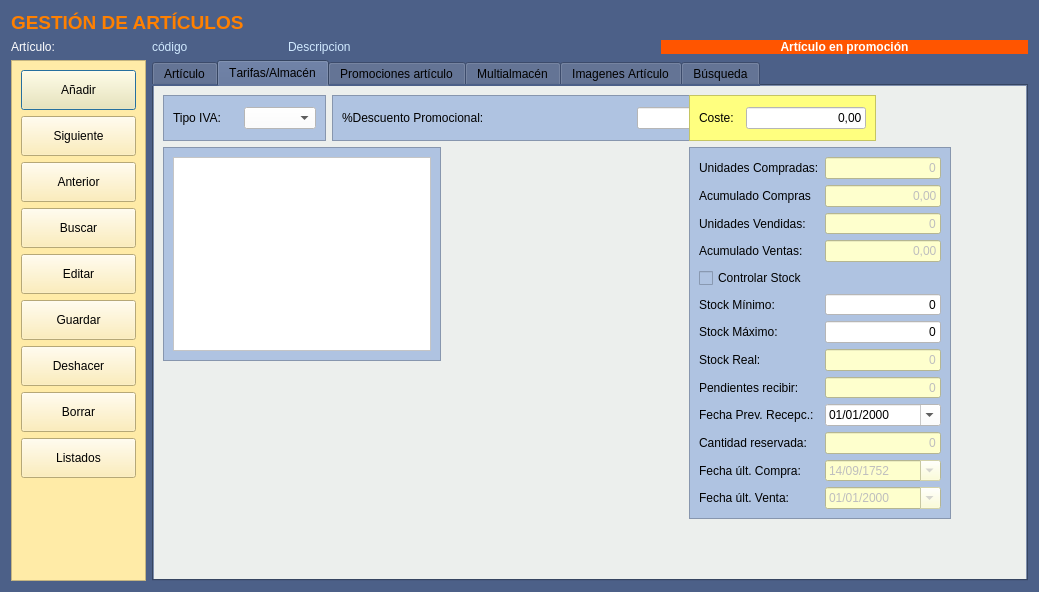
Before: the Qt Designer form Almacen/frmarticulos.ui in arcnexus/RedFoX, drawn with Qt 5.
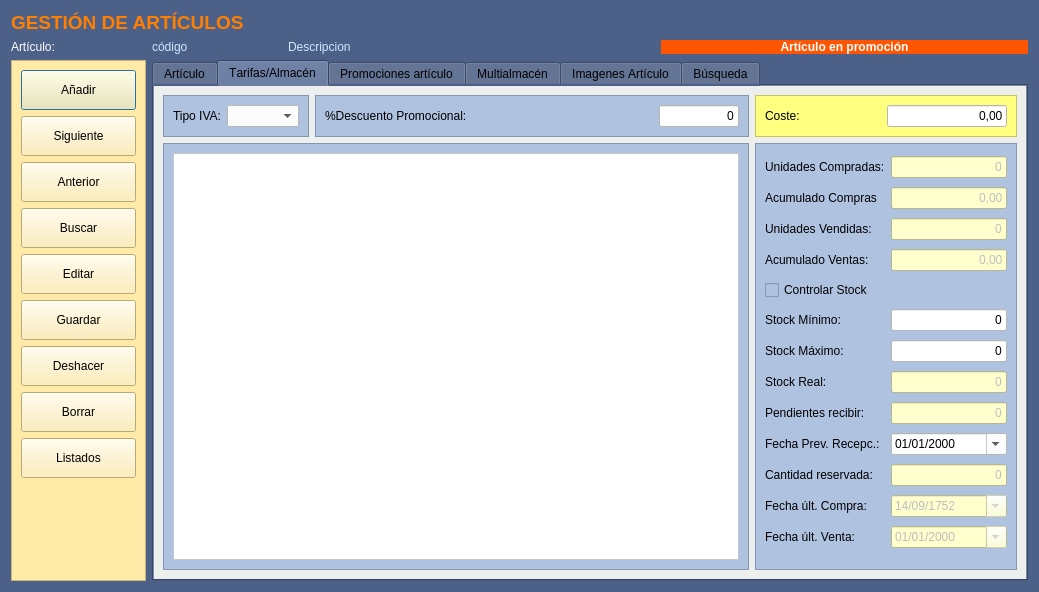
After: the same form once the commit is applied. The open tabs and pages were chosen to show the change. Icons and pictures are not drawn.

Commit message: Layout en articulos

Patch:
```diff
--- a/Almacen/frmarticulos.ui
+++ b/Almacen/frmarticulos.ui
@@ -1150,15 +1150,44 @@
       <attribute name="title">
        <string>Tarifas/Almacén</string>
       </attribute>
+      <layout class="QGridLayout" name="gridLayout_7">
+       <item row="0" column="0">
+        <widget class="QFrame" name="frame_4">
+         <property name="sizePolicy">
+          <sizepolicy hsizetype="Preferred" vsizetype="Fixed">
+           <horstretch>0</horstretch>
+           <verstretch>0</verstretch>
+          </sizepolicy>
+         </property>
+         <property name="styleSheet">
+          <string notr="true">background-color: rgb(175,195,225);</string>
+         </property>
+         <property name="frameShape">
+          <enum>QFrame::StyledPanel</enum>
+         </property>
+         <property name="frameShadow">
+          <enum>QFrame::Raised</enum>
+         </property>
+         <layout class="QGridLayout" name="gridLayout_2">
+          <item row="0" column="0">
+           <widget class="QLabel" name="label_19">
+            <property name="text">
+             <string>Tipo IVA:</string>
+            </property>
+           </widget>
+          </item>
+          <item row="0" column="1">
+           <widget class="QComboBox" name="cboTipoIVA">
+            <property name="styleSheet">
+             <string notr="true">background-color: rgb(255, 255, 255);</string>
+            </property>
+           </widget>
+          </item>
+         </layout>
+        </widget>
+       </item>
+       <item row="0" column="1">
       <widget class="QFrame" name="frame_5">
-       <property name="geometry">
-        <rect>
-         <x>178</x>
-         <y>9</y>
-         <width>395</width>
-         <height>46</height>
-        </rect>
-       </property>
        <property name="sizePolicy">
         <sizepolicy hsizetype="Preferred" vsizetype="Fixed">
          <horstretch>0</horstretch>
@@ -1209,15 +1238,116 @@
         </item>
        </layout>
       </widget>
+       </item>
+       <item row="0" column="2">
+        <widget class="QFrame" name="frame_7">
+         <property name="sizePolicy">
+          <sizepolicy hsizetype="Preferred" vsizetype="Fixed">
+           <horstretch>0</horstretch>
+           <verstretch>0</verstretch>
+          </sizepolicy>
+         </property>
+         <property name="minimumSize">
+          <size>
+           <width>180</width>
+           <height>0</height>
+          </size>
+         </property>
+         <property name="maximumSize">
+          <size>
+           <width>262</width>
+           <height>55</height>
+          </size>
+         </property>
+         <property name="autoFillBackground">
+          <bool>false</bool>
+         </property>
+         <property name="styleSheet">
+          <string notr="true">
+background-color: rgb(255, 255, 127);</string>
+         </property>
+         <property name="frameShape">
+          <enum>QFrame::StyledPanel</enum>
+         </property>
+         <property name="frameShadow">
+          <enum>QFrame::Raised</enum>
+         </property>
+         <layout class="QHBoxLayout" name="horizontalLayout_8">
+          <item>
+           <widget class="QLabel" name="label_14">
+            <property name="autoFillBackground">
+             <bool>false</bool>
+            </property>
+            <property name="styleSheet">
+             <string notr="true"/>
+            </property>
+            <property name="text">
+             <string>Coste:</string>
+            </property>
+           </widget>
+          </item>
+          <item>
+           <widget class="QLineEdit" name="txtrCoste">
+            <property name="maximumSize">
+             <size>
+              <width>120</width>
+              <height>16777215</height>
+             </size>
+            </property>
+            <property name="styleSheet">
+             <string notr="true">background-color: rgb(255, 255, 255);</string>
+            </property>
+            <property name="text">
+             <string>0,00</string>
+            </property>
+            <property name="alignment">
+             <set>Qt::AlignRight|Qt::AlignTrailing|Qt::AlignVCenter</set>
+            </property>
+           </widget>
+          </item>
+         </layout>
+        </widget>
+       </item>
+       <item row="1" column="0" colspan="2">
+        <widget class="QFrame" name="frame_8">
+         <property name="sizePolicy">
+          <sizepolicy hsizetype="Preferred" vsizetype="Minimum">
+           <horstretch>0</horstretch>
+           <verstretch>0</verstretch>
+          </sizepolicy>
+         </property>
+         <property name="styleSheet">
+          <string notr="true">background-color: rgb(175,195,225);</string>
+         </property>
+         <property name="frameShape">
+          <enum>QFrame::StyledPanel</enum>
+         </property>
+         <property name="frameShadow">
+          <enum>QFrame::Raised</enum>
+         </property>
+         <layout class="QGridLayout" name="gridLayout_17">
+          <item row="0" column="0" colspan="2">
+           <widget class="QTableView" name="TablaTarifas">
+            <property name="styleSheet">
+             <string notr="true">background-color: rgb(255, 255, 255);
+alternate-background-color: rgb(255, 255, 202);</string>
+            </property>
+            <property name="alternatingRowColors">
+             <bool>true</bool>
+            </property>
+            <property name="selectionMode">
+             <enum>QAbstractItemView::SingleSelection</enum>
+            </property>
+            <property name="selectionBehavior">
+             <enum>QAbstractItemView::SelectRows</enum>
+            </property>
+           </widget>
+          </item>
+         </layout>
+        </widget>
+       </item>
+       <item row="1" column="2">
       <widget class="QFrame" name="frame_9">
-       <property name="geometry">
-        <rect>
-         <x>535</x>
-         <y>61</y>
-         <width>262</width>
-         <height>372</height>
-        </rect>
-       </property>
        <property name="maximumSize">
         <size>
          <width>262</width>
@@ -1617,166 +1747,8 @@
         </item>
        </layout>
       </widget>
-      <widget class="QFrame" name="frame_4">
-       <property name="geometry">
-        <rect>
-         <x>9</x>
-         <y>9</y>
-         <width>163</width>
-         <height>46</height>
-        </rect>
-       </property>
-       <property name="sizePolicy">
-        <sizepolicy hsizetype="Preferred" vsizetype="Fixed">
-         <horstretch>0</horstretch>
-         <verstretch>0</verstretch>
-        </sizepolicy>
-       </property>
-       <property name="styleSheet">
-        <string notr="true">background-color: rgb(175,195,225);</string>
-       </property>
-       <property name="frameShape">
-        <enum>QFrame::StyledPanel</enum>
-       </property>
-       <property name="frameShadow">
-        <enum>QFrame::Raised</enum>
-       </property>
-       <layout class="QGridLayout" name="gridLayout_2">
-        <item row="0" column="0">
-         <widget class="QLabel" name="label_19">
-          <property name="text">
-           <string>Tipo IVA:</string>
-          </property>
-         </widget>
-        </item>
-        <item row="0" column="1">
-         <widget class="QComboBox" name="cboTipoIVA">
-          <property name="styleSheet">
-           <string notr="true">background-color: rgb(255, 255, 255);</string>
-          </property>
-         </widget>
-        </item>
-       </layout>
-      </widget>
-      <widget class="QFrame" name="frame_8">
-       <property name="geometry">
-        <rect>
-         <x>9</x>
-         <y>61</y>
-         <width>278</width>
-         <height>214</height>
-        </rect>
-       </property>
-       <property name="sizePolicy">
-        <sizepolicy hsizetype="Preferred" vsizetype="Minimum">
-         <horstretch>0</horstretch>
-         <verstretch>0</verstretch>
-        </sizepolicy>
-       </property>
-       <property name="styleSheet">
-        <string notr="true">background-color: rgb(175,195,225);</string>
-       </property>
-       <property name="frameShape">
-        <enum>QFrame::StyledPanel</enum>
-       </property>
-       <property name="frameShadow">
-        <enum>QFrame::Raised</enum>
-       </property>
-       <layout class="QGridLayout" name="gridLayout_17">
-        <item row="0" column="0" colspan="2">
-         <widget class="QTableView" name="TablaTarifas">
-          <property name="styleSheet">
-           <string notr="true">background-color: rgb(255, 255, 255);
-alternate-background-color: rgb(255, 255, 202);</string>
-          </property>
-          <property name="alternatingRowColors">
-           <bool>true</bool>
-          </property>
-          <property name="selectionMode">
-           <enum>QAbstractItemView::SingleSelection</enum>
-          </property>
-          <property name="selectionBehavior">
-           <enum>QAbstractItemView::SelectRows</enum>
-          </property>
-         </widget>
-        </item>
-       </layout>
-      </widget>
-      <widget class="QFrame" name="frame_7">
-       <property name="geometry">
-        <rect>
-         <x>535</x>
-         <y>9</y>
-         <width>187</width>
-         <height>46</height>
-        </rect>
-       </property>
-       <property name="sizePolicy">
-        <sizepolicy hsizetype="Preferred" vsizetype="Fixed">
-         <horstretch>0</horstretch>
-         <verstretch>0</verstretch>
-        </sizepolicy>
-       </property>
-       <property name="minimumSize">
-        <size>
-         <width>180</width>
-         <height>0</height>
-        </size>
-       </property>
-       <property name="maximumSize">
-        <size>
-         <width>262</width>
-         <height>55</height>
-        </size>
-       </property>
-       <property name="autoFillBackground">
-        <bool>false</bool>
-       </property>
-       <property name="styleSheet">
-        <string notr="true">
-background-color: rgb(255, 255, 127);</string>
-       </property>
-       <property name="frameShape">
-        <enum>QFrame::StyledPanel</enum>
-       </property>
-       <property name="frameShadow">
-        <enum>QFrame::Raised</enum>
-       </property>
-       <layout class="QHBoxLayout" name="horizontalLayout_8">
-        <item>
-         <widget class="QLabel" name="label_14">
-          <property name="autoFillBackground">
-           <bool>false</bool>
-          </property>
-          <property name="styleSheet">
-           <string notr="true"/>
-          </property>
-          <property name="text">
-           <string>Coste:</string>
-          </property>
-         </widget>
-        </item>
-        <item>
-         <widget class="QLineEdit" name="txtrCoste">
-          <property name="maximumSize">
-           <size>
-            <width>120</width>
-            <height>16777215</height>
-           </size>
-          </property>
-          <property name="styleSheet">
-           <string notr="true">background-color: rgb(255, 255, 255);</string>
-          </property>
-          <property name="text">
-           <string>0,00</string>
-          </property>
-          <property name="alignment">
-           <set>Qt::AlignRight|Qt::AlignTrailing|Qt::AlignVCenter</set>
-          </property>
-         </widget>
-        </item>
-       </layout>
-      </widget>
+       </item>
+      </layout>
      </widget>
      <widget class="QWidget" name="tab_8">
       <property name="styleSheet">
```
Left out of the diff: 14 changed lines with no effect on the pictures. Lines whose indentation alone changed are shown as unchanged. The commit also changes 2 other files.
